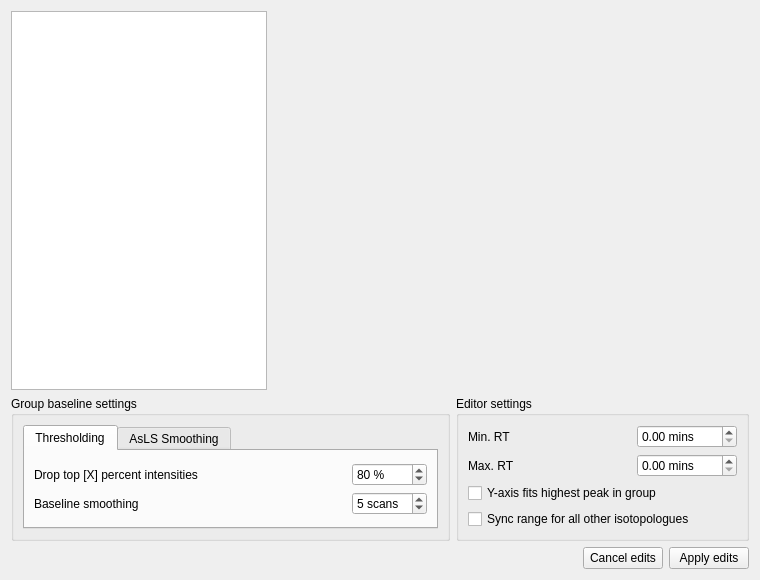
The window that src/gui/mzroll/forms/peakeditor.ui (ElucidataInc/ElMaven) describes before a commit, drawn with Qt 5.
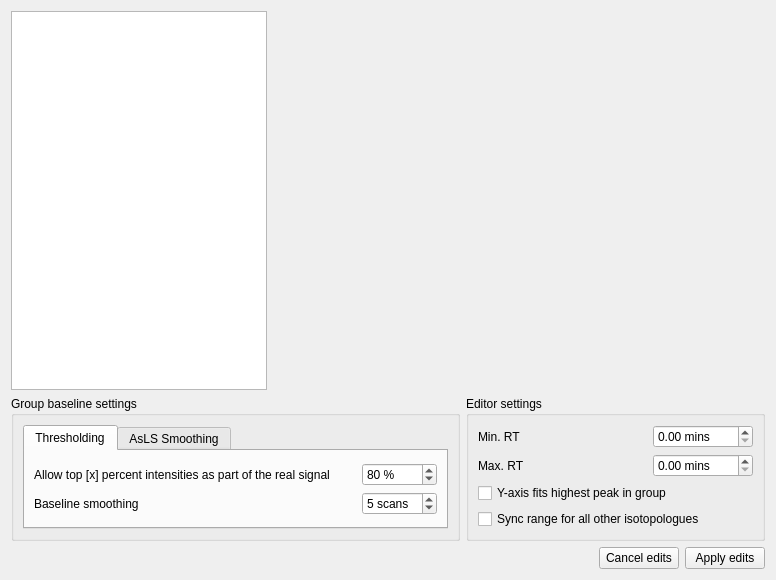
The same window after the commit.

Commit message: [Ftr] Show and allow setting explicit RT bounds in editor

```diff
--- a/src/gui/mzroll/forms/peakeditor.ui
+++ b/src/gui/mzroll/forms/peakeditor.ui
@@ -6,7 +6,7 @@
    <rect>
     <x>0</x>
     <y>0</y>
-    <width>760</width>
+    <width>776</width>
     <height>580</height>
    </rect>
   </property>
@@ -65,7 +65,7 @@
                  </sizepolicy>
                 </property>
                 <property name="text">
-                 <string>Drop top [X] percent intensities</string>
+                 <string>Allow top [x] percent intensities as part of the real signal</string>
                 </property>
                </widget>
               </item>
```
The commit also changes 2 other files.
